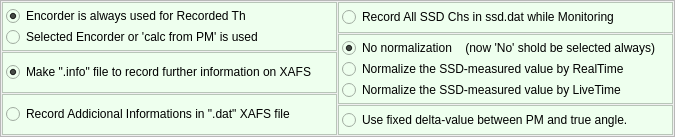
Before: the Qt Designer form Conditions.ui in mtab3/xafsm2, drawn with Qt 5.
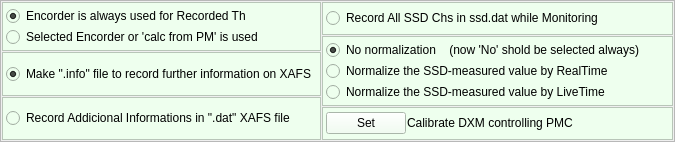
After: the same form once the commit is applied.

Diff of the .ui file:
```diff
--- a/Conditions.ui
+++ b/Conditions.ui
@@ -7,7 +7,7 @@
     <x>0</x>
     <y>0</y>
     <width>675</width>
-    <height>137</height>
+    <height>142</height>
    </rect>
   </property>
   <property name="windowTitle">
@@ -250,15 +250,22 @@
          <number>1</number>
         </property>
         <item row="0" column="0">
-         <widget class="QRadioButton" name="SelFixedDelta">
-          <property name="toolTip">
-           <string>&lt;html&gt;&lt;head/&gt;&lt;body&gt;&lt;p&gt;When toggle-on the button, the difference between the encorder-reading value and the value calculated from the answer of the pulse-motor-controller is recorded, and the difference will be used to decide the monochromator position to go.&lt;/p&gt;&lt;/body&gt;&lt;/html&gt;</string>
-          </property>
+         <widget class="QPushButton" name="CalibDXMPMC">
           <property name="text">
-           <string>Use fixed delta-value between PM and true angle.</string>
+           <string>Set</string>
           </property>
-          <property name="autoExclusive">
-           <bool>false</bool>
+         </widget>
+        </item>
+        <item row="0" column="1">
+         <widget class="QLabel" name="label">
+          <property name="sizePolicy">
+           <sizepolicy hsizetype="Expanding" vsizetype="Preferred">
+            <horstretch>0</horstretch>
+            <verstretch>0</verstretch>
+           </sizepolicy>
+          </property>
+          <property name="text">
+           <string>Calibrate DXM controlling PMC</string>
           </property>
          </widget>
         </item>
```
